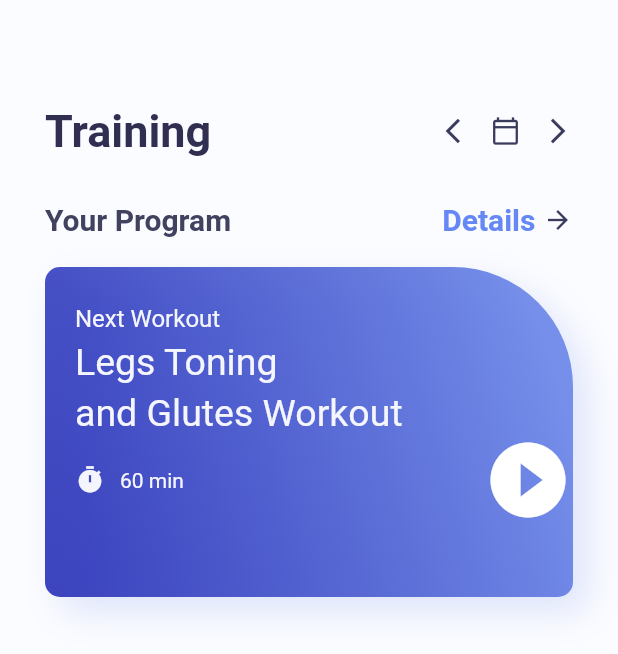
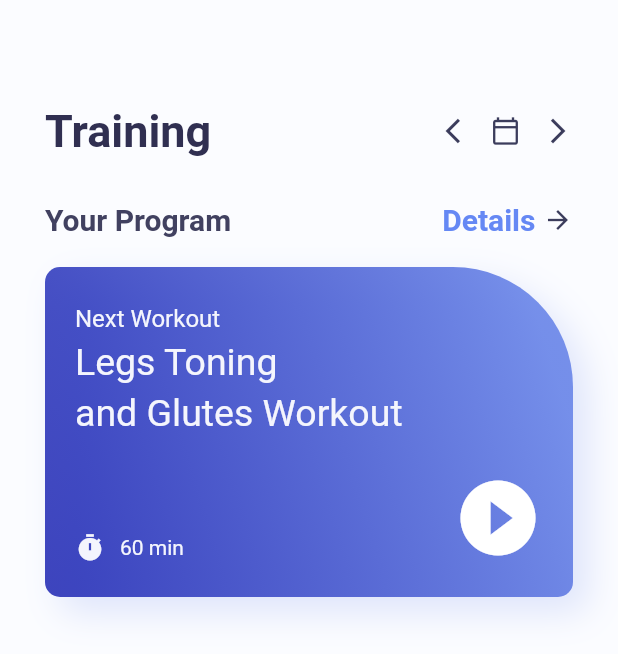
Before and after one commit to SadeEtensh/Flutter_UI_Code, a Flutter app: the screen it shows after launch, on a phone screen of 412 x 824 dp. Shown: the top 654 px of the screen. Run offline on Flutter 3.47's test engine with Material 2 defaults, Android fonts, the phone set to English and light mode, and no system bars.

Commit message:
Upated the Hero Section of HomePage

```diff
--- a/lib/home_page.dart
+++ b/lib/home_page.dart
@@ -103,7 +103,7 @@ class _HomePageState extends State<HomePage> {
 
               ),
               child: Container(
-                padding: const EdgeInsets.only(left: 20,top: 25),
+                padding: const EdgeInsets.only(left: 20,top: 25, right: 20),
                 child: Column(
                   crossAxisAlignment: CrossAxisAlignment.start,
                   children: [
@@ -130,7 +130,9 @@ class _HomePageState extends State<HomePage> {
                         color: color.AppColor.homePageContainerTextSmall,
                       ),
                     ),
+                    SizedBox(height: 25,),
                     Row(
+                      crossAxisAlignment: CrossAxisAlignment.end,
                       children: [
                         Row(
                           children: [
```
